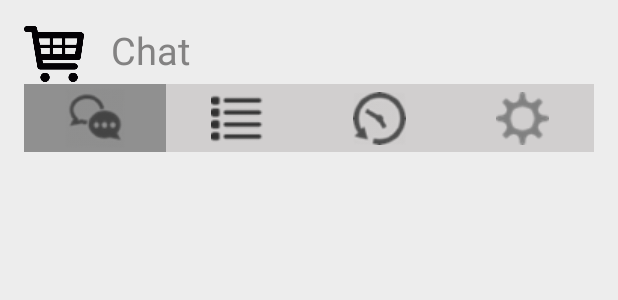
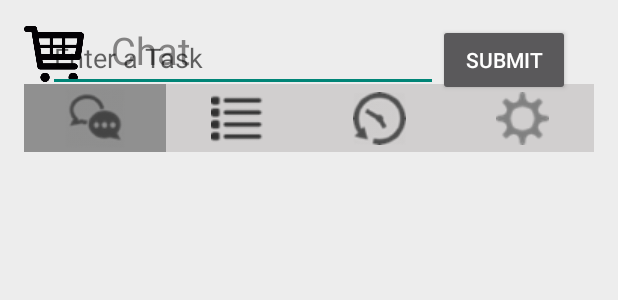
Before and after one commit to tz32/iBuy, an Android app: the layout activity_chat.xml on its own in the app's theme, with its tools: preview values and no code run, on a phone screen of 412 x 824 dp. Shown: the top 300 px of the screen. Run offline under Robolectric (Android 15) with nearby library versions, the phone set to English and light mode, and no system bars.

```diff
--- a/app/src/main/java/android/ibuy/MainActivity.java
+++ b/app/src/main/java/android/ibuy/MainActivity.java
@@ -49,6 +49,7 @@ public class MainActivity extends Activity implements OnItemClickListener, View.
 
         Parse.initialize(this, "Bdpx4McPbNgNqUr5SErqCNHTbZIX0PWMjY7Qzybl", "H8MaKiFdi9ka6eAqtSsbR86503MHhjN9rOAxS8hp");
         ParseObject.registerSubclass(Task.class);
+
 
         mTaskInput = (EditText) findViewById(R.id.task_input);
 
--- a/app/src/main/res/layout/activity_chat.xml
+++ b/app/src/main/res/layout/activity_chat.xml
@@ -88,4 +88,47 @@
         </LinearLayout>
     </LinearLayout>
 
+    <LinearLayout xmlns:android="http://schemas.android.com/apk/res/android"
+        xmlns:tools="http://schemas.android.com/tools"
+        android:layout_width="match_parent"
+        android:layout_height="match_parent"
+        android:orientation="vertical"
+        android:paddingLeft="@dimen/activity_horizontal_margin"
+        android:paddingRight="@dimen/activity_horizontal_margin"
+        tools:context=".TodoActivity" >
+
+        <LinearLayout
+            android:layout_width="match_parent"
+            android:layout_height="wrap_content"
+            android:orientation="horizontal" >
+
+            <EditText
+                android:id="@+id/chat_input"
+                android:layout_width="0dp"
+                android:layout_height="wrap_content"
+                android:layout_weight="1"
+                android:ems="10"
+                android:inputType="text"
+                android:hint="Enter a Task"
+                android:textColor="#000000"
+                android:theme="@android:style/Theme.Material.Light">
+                <requestFocus />
+            </EditText>
+
+            <Button
+                android:id="@+id/submit_button"
+                android:layout_width="wrap_content"
+                android:layout_height="wrap_content"
+                android:onClick="createTask"
+                android:text="Submit" />
+        </LinearLayout>
+
+        <ListView
+            android:id="@+id/chat_list"
+            android:layout_width="match_parent"
+            android:layout_height="wrap_content"
+            android:footerDividersEnabled="false" />
+
+    </LinearLayout>
+
 </RelativeLayout>
```
Also changed, not shown: app/src/main/java/android/ibuy/Chat.java (+18 -17 lines), app/src/main/java/android/ibuy/ChatListAdapter.java (added, +47 -0 lines), app/src/main/java/android/ibuy/ClassListAdapter.java (deleted, +0 -47 lines), app/src/main/res/layout/chat_row_item.xml (added, +18 -0 lines).
